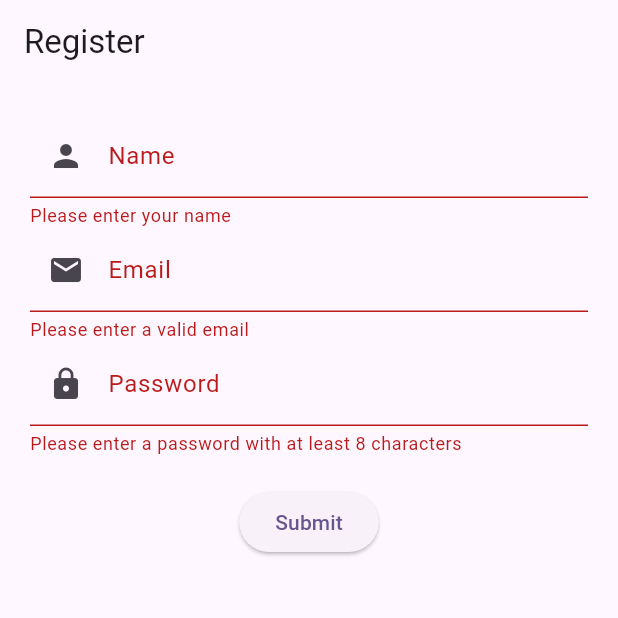
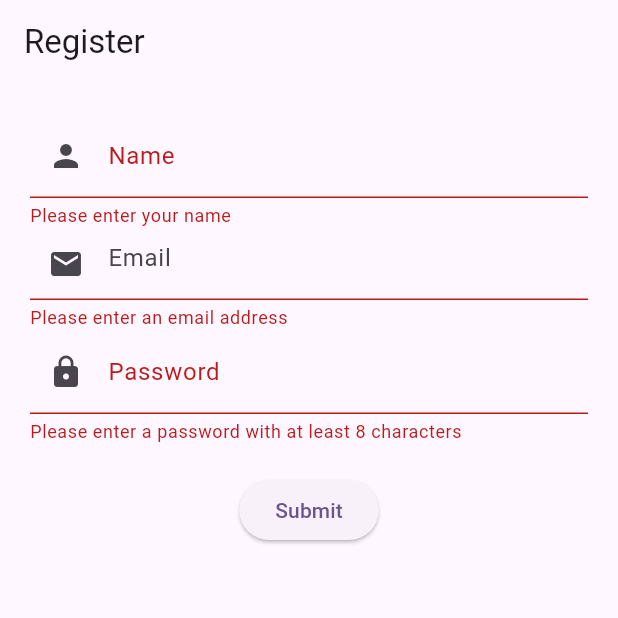
Before and after one commit to moriesdeo/belajar-flutter, a Flutter app: the RegisterPage screen opened directly, after a tap on "Submit", on a phone screen of 412 x 824 dp, the top half of it. Run offline on Flutter 3.47's test engine with Material 3 defaults, Android fonts, the phone set to English and light mode, and no system bars; our stand-ins replace dio, flutter_secure_storage, get_it; accounts and stored records are empty.

Commit message:
fixing register page

```diff
--- a/lib/presentation/componentui.dart
+++ b/lib/presentation/componentui.dart
@@ -43,3 +43,68 @@ class DynamicInputWidget extends StatelessWidget {
     );
   }
 }
+
+class ValidationModel {
+  String? value;
+  String? errorMessage;
+
+  ValidationModel(this.value, this.errorMessage);
+}
+
+class CustomInputEmail extends StatefulWidget {
+  const CustomInputEmail({
+    Key? key,
+    required this.hintText,
+    required this.onSaved,
+    required this.validationModel,
+    required this.prefIcon,
+  }) : super(key: key);
+
+  final String hintText;
+  final void Function(String? value) onSaved;
+  final ValidationModel validationModel;
+  final Icon prefIcon;
+
+  @override
+  _CustomInputEmailState createState() => _CustomInputEmailState();
+}
+
+class _CustomInputEmailState extends State<CustomInputEmail> {
+  final _controller = TextEditingController();
+
+  @override
+  void initState() {
+    super.initState();
+    _controller.text = widget.validationModel.value ?? '';
+  }
+
+  @override
+  Widget build(BuildContext context) {
+    return TextFormField(
+      controller: _controller,
+      decoration: InputDecoration(
+        hintText: widget.hintText,
+        errorText: widget.validationModel.errorMessage,
+        prefixIcon: widget.prefIcon,
+      ),
+      keyboardType: TextInputType.emailAddress,
+      onSaved: widget.onSaved,
+      validator: (value) {
+        if (value == null || value.isEmpty) {
+          return 'Please enter an email address';
+        }
+        if (!RegExp(r'^[\w-]+(\.[\w-]+)*@([\w-]+\.)+[a-zA-Z]{2,7}$')
+            .hasMatch(value)) {
+          return 'Please enter a valid email address';
+        }
+        return null;
+      },
+    );
+  }
+
+  @override
+  void dispose() {
+    _controller.dispose();
+    super.dispose();
+  }
+}
--- a/lib/presentation/screens.dart
+++ b/lib/presentation/screens.dart
@@ -9,8 +9,8 @@ class RegisterPage extends StatefulWidget {
 class _RegisterPageState extends State<RegisterPage> {
   final _formKey = GlobalKey<FormState>();
   final _nameController = TextEditingController();
-  final _emailController = TextEditingController();
   final _passwordController = TextEditingController();
+  final _emailValidationModel = ValidationModel(null, null);
 
   @override
   Widget build(BuildContext context) {
@@ -27,7 +27,7 @@ class _RegisterPageState extends State<RegisterPage> {
               DynamicInputWidget(
                 controller: _nameController,
                 labelText: 'Name',
-                prefIcon: Icon(Icons.person),
+                prefIcon: const Icon(Icons.person),
                 validator: (value) {
                   if (value == null || value.isEmpty) {
                     return 'Please enter your name';
@@ -36,22 +36,18 @@ class _RegisterPageState extends State<RegisterPage> {
                 },
                 focusNode: FocusNode(),
               ),
-              DynamicInputWidget(
-                controller: _emailController,
-                labelText: 'Email',
-                prefIcon: Icon(Icons.email),
-                validator: (value) {
-                  if (value == null || value.isEmpty || !value.contains('@')) {
-                    return 'Please enter a valid email';
-                  }
-                  return null;
+              CustomInputEmail(
+                hintText: 'Email',
+                onSaved: (value) {
+                  _emailValidationModel.value = value;
                 },
-                focusNode: FocusNode(),
+                validationModel: _emailValidationModel,
+                prefIcon: const Icon(Icons.email),
               ),
               DynamicInputWidget(
                 controller: _passwordController,
                 labelText: 'Password',
-                prefIcon: Icon(Icons.lock),
+                prefIcon: const Icon(Icons.lock),
                 obscureText: true,
                 validator: (value) {
                   if (value == null || value.length < 8) {
@@ -61,7 +57,7 @@ class _RegisterPageState extends State<RegisterPage> {
                 },
                 focusNode: FocusNode(),
               ),
-              SizedBox(height: 20),
+              const SizedBox(height: 20),
               ElevatedButton(
                 onPressed: () {
                   if (_formKey.currentState!.validate()) {
@@ -69,7 +65,7 @@ class _RegisterPageState extends State<RegisterPage> {
                     print('Register button pressed');
                   }
                 },
-                child: Text('Submit'),
+                child: const Text('Submit'),
               ),
             ],
           ),
```
